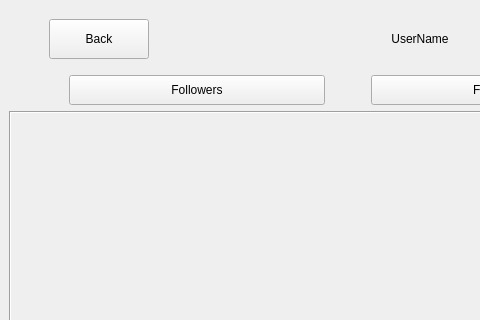
Above: Paxel/followers.ui from ClownKingWalrus/PAXEL before the change; both pictures show x 0 to 480 and y 0 to 320 of the 695 by 670 pixel window. Below: the same form after it.
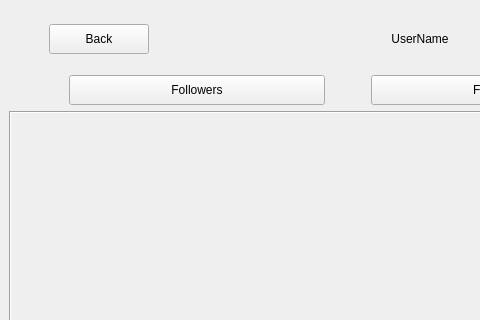
That is the form after the change.

What changed in the file:
```diff
--- a/Paxel/followers.ui
+++ b/Paxel/followers.ui
@@ -41,7 +41,7 @@
         <property name="minimumSize">
          <size>
           <width>70</width>
-          <height>40</height>
+          <height>30</height>
          </size>
         </property>
         <property name="maximumSize">
```
Left out of the diff: 168 changed lines with no effect on the pictures.
